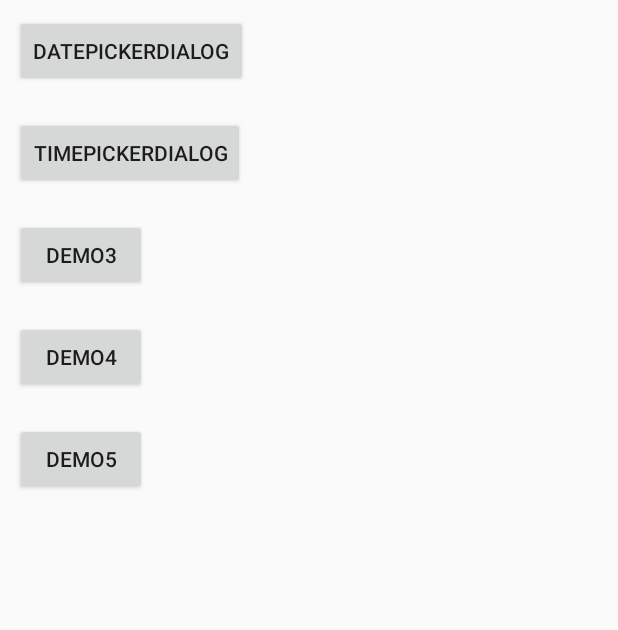
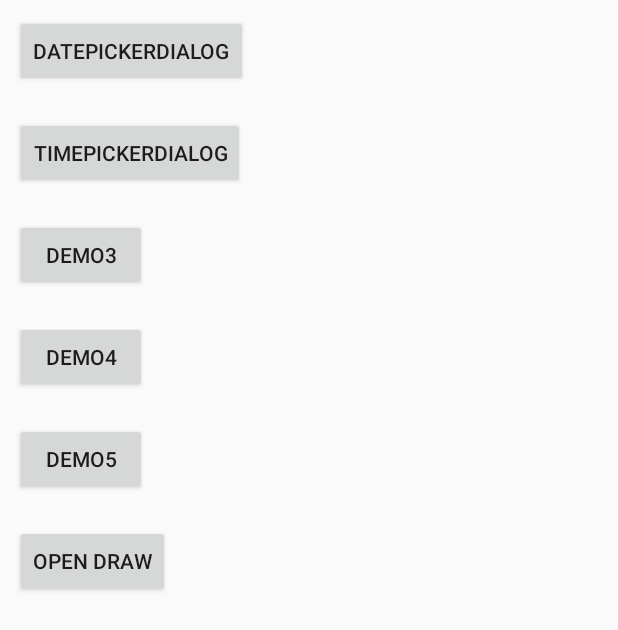
Before and after one commit to YanHengGo/android, an Android app: the screen it shows after launch (MainActivity), on a phone screen of 412 x 824 dp. Shown: the top 630 px of the screen. Run offline under Robolectric (Android 15) with nearby library versions, the phone set to English and light mode, and no system bars.

```diff
--- a/01_picker/app/src/main/java/com/yanheng/pickerdemo/MainActivity.java
+++ b/01_picker/app/src/main/java/com/yanheng/pickerdemo/MainActivity.java
@@ -56,8 +56,6 @@ public class MainActivity extends Activity {
         }
         // 日付設定ダイアログの表示
         datePickerDialog.show();
-
-
 
     }
     private DatePickerDialog.OnDateSetListener DateSetListener_expected_date = new DatePickerDialog.OnDateSetListener() {
@@ -151,4 +149,8 @@ public class MainActivity extends Activity {
         builder.setNegativeButton(android.R.string.cancel, null);
         builder.create().show();
     }
+    public void pickerDemo6 (View v){
+        DrawViewDemo drawViewDemo = findViewById(R.id.draw_view);
+        drawViewDemo.setVisibility(View.VISIBLE);
+    }
 }
--- a/01_picker/app/src/main/res/layout/activity_main.xml
+++ b/01_picker/app/src/main/res/layout/activity_main.xml
@@ -37,5 +37,16 @@
         android:layout_width="wrap_content"
         android:layout_height="wrap_content"
         android:layout_margin="10dp" />
+    <Button
+        android:onClick="pickerDemo6"
+        android:text="open draw"
+        android:layout_width="wrap_content"
+        android:layout_height="wrap_content"
+        android:layout_margin="10dp" />
+    <com.yanheng.pickerdemo.DrawViewDemo
+        android:id="@+id/draw_view"
+        android:layout_width="200dp"
+        android:layout_height="100dp"
+        android:visibility="gone"/>
 
 </LinearLayout>
```
Also changed, not shown: 01_picker/app/src/main/java/com/yanheng/pickerdemo/DrawViewDemo.java (added, +83 -0 lines).
